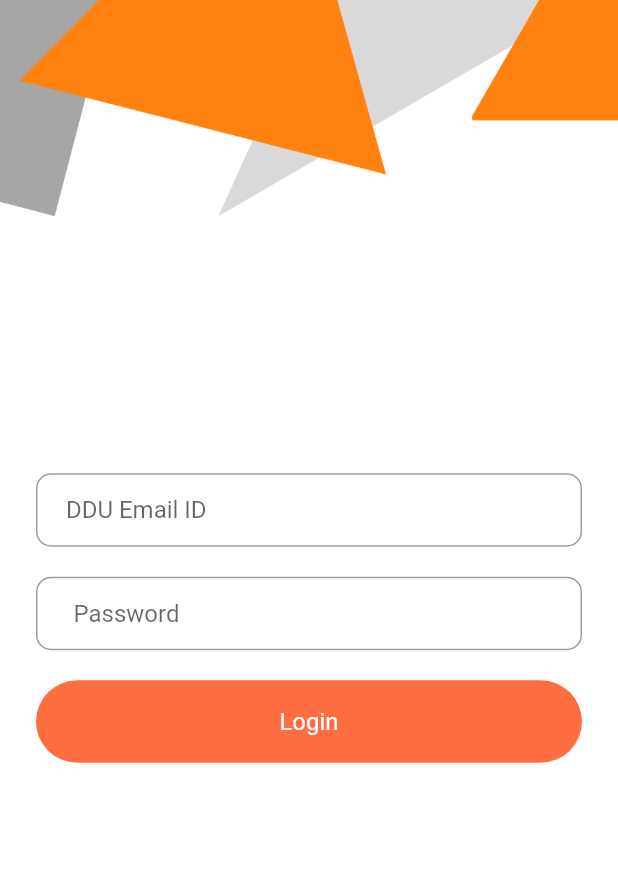
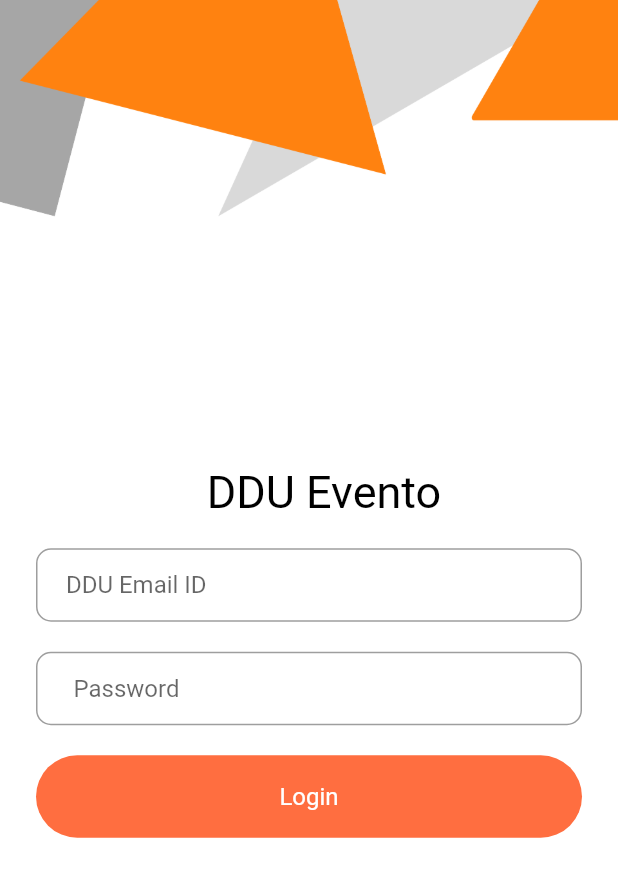
Before and after one commit to Parangi-27/DDU-EventRegistO, a Flutter app: the screen it shows after launch, on a phone screen of 412 x 824 dp. Shown: the top 877 px of the screen. Run offline on Flutter 3.47's test engine with Material 2 defaults, Android fonts, the phone set to English and light mode, and no system bars; our stand-ins replace carousel_slider, firebase_auth, firebase_core; accounts and stored records are empty.

Commit message:
Modified login

```diff
--- a/final_project/lib/login.dart
+++ b/final_project/lib/login.dart
@@ -138,6 +138,19 @@ class _MyLoginState extends State<MyLogin> {
             key: _formKey,
             child: Column(
               children: [
+
+                Container(
+                  padding: EdgeInsets.only(left: 20, top: 45),
+                  child: Text(
+                    'DDU Evento',
+                    textAlign: TextAlign.center,
+                    style: TextStyle(
+                        color: Colors.black,
+                        fontSize: 30,
+                    ),
+                  ),
+                ),
+                SizedBox(height:20),
                 emailFeild,
               SizedBox(height:20),
                 passwordFeild,
```
